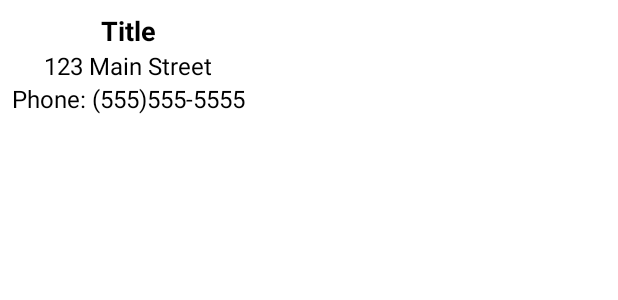
After one commit to Tc2r1/Assessments, an Android app: the layout marker_info_contents.xml on its own in the app's theme, with its tools: preview values and no code run, on a phone screen of 412 x 824 dp. The commit adds this screen. Shown: the top 300 px of the screen. Run offline under Robolectric (Android 15) with nearby library versions, the phone set to English and light mode, and no system bars; Roboto replaces fonts that are not available here.

Commit message:
Added a custom  MarkerInfoWindowAdapter to the project in order to show custom info windows when a marker is clicked.

```diff
--- /dev/null
+++ b/PilotJMap/app/src/main/res/layout/marker_info_contents.xml
@@ -0,0 +1,35 @@
+<?xml version="1.0" encoding="utf-8"?>
+<LinearLayout xmlns:android="http://schemas.android.com/apk/res/android"
+    xmlns:tools="http://schemas.android.com/tools"
+    android:orientation="vertical"
+    android:layout_width="wrap_content"
+    android:layout_height="wrap_content"
+    android:gravity="center_horizontal"
+    android:padding="8dp">
+
+    <TextView
+        android:id="@+id/text_view_title"
+        android:layout_width="wrap_content"
+        android:layout_height="wrap_content"
+        android:textColor="@android:color/black"
+        android:textSize="18sp"
+        android:textStyle="bold"
+        tools:text="Title"/>
+
+    <TextView
+        android:id="@+id/text_view_address"
+        android:layout_width="wrap_content"
+        android:layout_height="wrap_content"
+        android:textColor="@android:color/black"
+        android:textSize="16sp"
+        tools:text="123 Main Street"/>
+
+    <TextView
+        android:id="@+id/text_view_phone"
+        android:layout_width="wrap_content"
+        android:layout_height="wrap_content"
+        android:textColor="@android:color/black"
+        android:textSize="16sp"
+        tools:text="Phone: (555)555-5555"/>
+
+</LinearLayout>
```
Also changed, not shown: PilotJMap/app/src/main/java/com/pilotflyingj/codechallenge/fragment/MapsFragment.kt (+22 -26 lines), PilotJMap/app/src/main/java/com/pilotflyingj/codechallenge/utility/MarkerInfoWindowAdapter.kt (added, +32 -0 lines).
